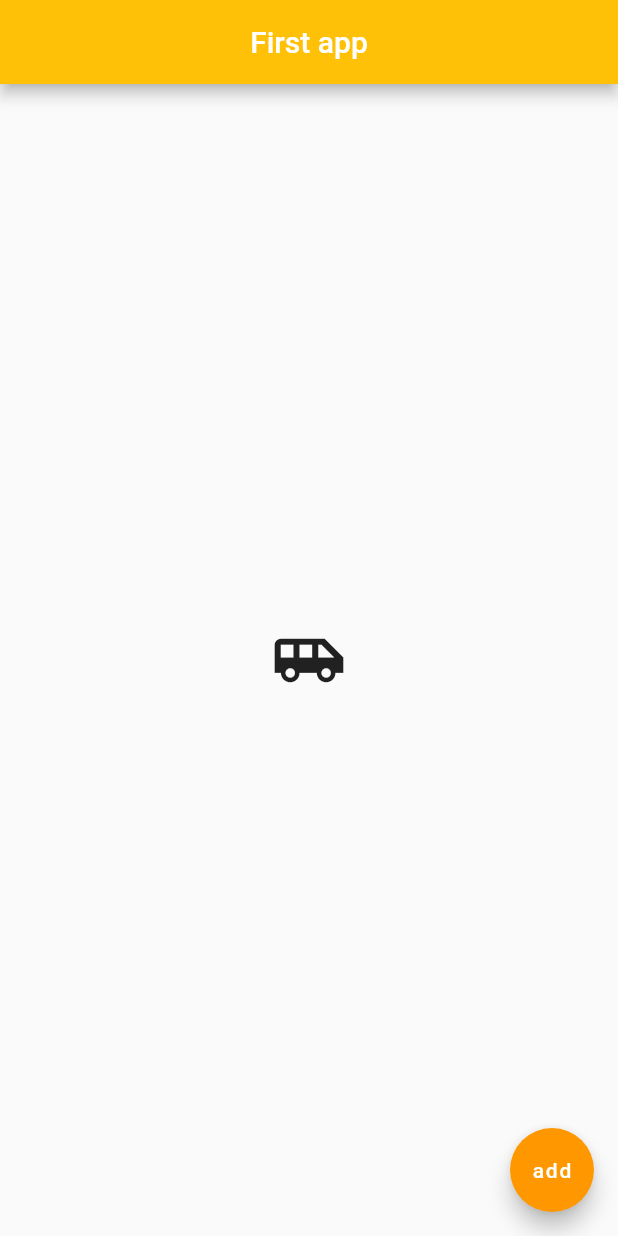
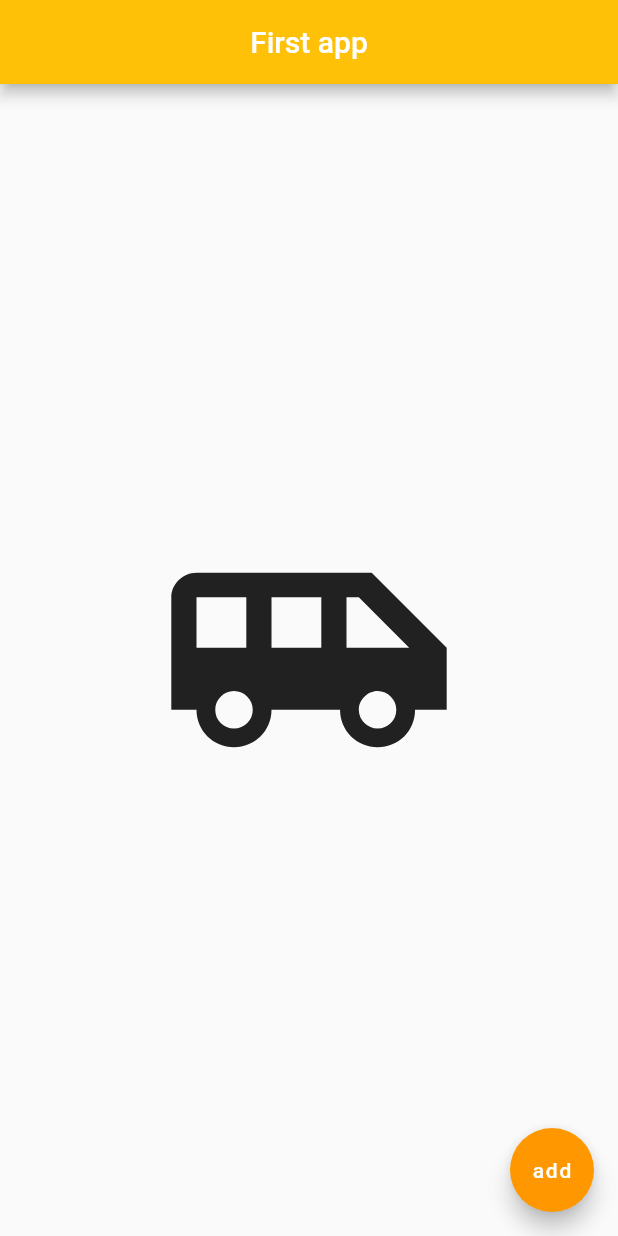
Before and after one commit to tejas-2232/Flutter-GOD, a Flutter app: the screen it shows after launch, on a phone screen of 412 x 824 dp. Run offline on Flutter 3.47's test engine with Material 2 defaults, Android fonts, the phone set to English and light mode, and no system bars.

Commit message:
icon size changed

```diff
--- a/lib/main.dart
+++ b/lib/main.dart
@@ -12,7 +12,7 @@ class Home extends StatelessWidget {
         backgroundColor: Colors.amber,
       ),
       body: Center(
-        child: Icon(Icons.airport_shuttle, size: 50.0),
+        child: Icon(Icons.airport_shuttle, size: 200.0),
       ),
       floatingActionButton: FloatingActionButton(
         onPressed: () {},
```
